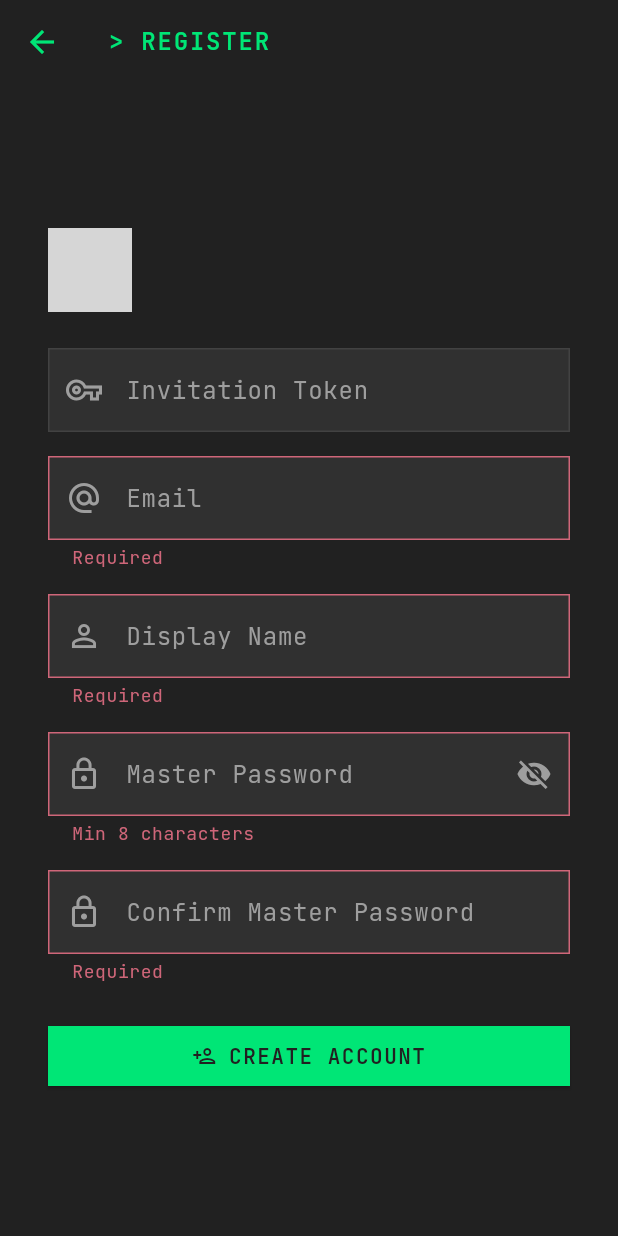
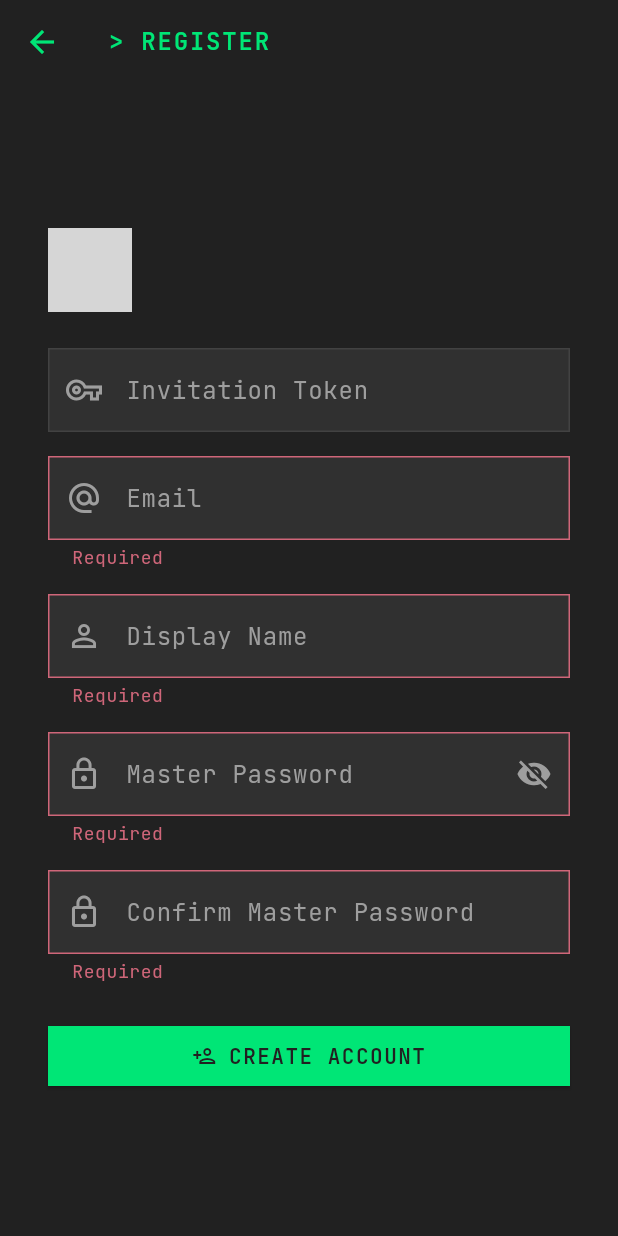
Before and after one commit to Gerry3010/passbubble, a Flutter app: the RegisterScreen screen opened by its route, after a tap on "CREATE ACCOUNT", on a phone screen of 412 x 824 dp. Run offline on Flutter 3.47's test engine with Material 3 defaults, Android fonts, the phone set to English and light mode, and no system bars; our stand-ins replace dio, file_picker, flutter_riverpod, flutter_secure_storage, flutter_svg, go_router and 3 more; missing offline and left inert: cryptography, otp; accounts and stored records are empty; project files that could hold a hidden picture were left out; grey boxes are pictures that could not be loaded.

Commit message:
feat: password strength bar + validation on register form; fix release CI
- Register: live strength bar (3-segment, animated) + per-rule checklist
  enforces min 12 chars, ≥1 digit, ≥1 special char via _validatePassword
- fix(ci): download-artifact now filters pattern {cli-*,flutter-*} so the
  internal *.dockerbuild GHA cache artifact no longer breaks the release job
- ci: pub-cache step added to ci.yml + all release build jobs; Go module
  cache-dependency-path added to release test job; Linux build uses
  awalsh128/cache-apt-pkgs-action for faster apt installs

Co-Authored-By: Claude Sonnet 4.6 <noreply@anthropic.com>

```diff
--- a/flutter_app/lib/features/auth/register_screen.dart
+++ b/flutter_app/lib/features/auth/register_screen.dart
@@ -41,6 +41,15 @@ class _RegisterScreenState extends ConsumerState<RegisterScreen> {
   bool _obscure = true;
   String? _error;
 
+  static final _specialCharsRe =
+      RegExp(r"""[!@#$%^&*(),.?":{}|<>\-_=+\[\]\\;'`~/]""");
+
+  @override
+  void initState() {
+    super.initState();
+    _passCtrl.addListener(() => setState(() {}));
+  }
+
   @override
   void dispose() {
     _emailCtrl.dispose();
@@ -76,6 +85,81 @@ class _RegisterScreenState extends ConsumerState<RegisterScreen> {
       if (mounted) setState(() => _loading = false);
     }
   }
+
+  String? _validatePassword(String? v) {
+    if (v == null || v.isEmpty) return 'Required';
+    if (v.length < 12) return 'Min. 12 Zeichen erforderlich';
+    if (!RegExp(r'\d').hasMatch(v)) return 'Min. 1 Zahl erforderlich';
+    if (!_specialCharsRe.hasMatch(v)) return 'Min. 1 Sonderzeichen erforderlich';
+    return null;
+  }
+
+  int get _passwordStrength {
+    final v = _passCtrl.text;
+    int s = 0;
+    if (v.length >= 12) s++;
+    if (RegExp(r'\d').hasMatch(v)) s++;
+    if (_specialCharsRe.hasMatch(v)) s++;
+    return s;
+  }
+
+  Widget _buildStrengthBar() {
+    final pw = _passCtrl.text;
+    if (pw.isEmpty) return const SizedBox.shrink();
+
+    final s = _passwordStrength;
+    const colors = [Colors.red, Colors.orange, Colors.yellow, Colors.green];
+
+    return Padding(
+      padding: const EdgeInsets.only(top: 6, bottom: 4),
+      child: Column(
+        crossAxisAlignment: CrossAxisAlignment.start,
+        children: [
+          Row(
+            children: List.generate(
+              3,
+              (i) => Expanded(
+                child: AnimatedContainer(
+                  duration: const Duration(milliseconds: 200),
+                  height: 4,
+                  margin: EdgeInsets.only(right: i < 2 ? 4 : 0),
+                  decoration: BoxDecoration(
+                    color: i < s ? colors[s] : Colors.white12,
+                    borderRadius: BorderRadius.circular(2),
+                  ),
+                ),
+              ),
+            ),
+          ),
+          const SizedBox(height: 6),
+          _rule('Min. 12 Zeichen', pw.length >= 12),
+          _rule('Min. 1 Zahl', RegExp(r'\d').hasMatch(pw)),
+          _rule('Min. 1 Sonderzeichen', _specialCharsRe.hasMatch(pw)),
+        ],
+      ),
+    );
+  }
+
+  Widget _rule(String label, bool ok) => Padding(
+        padding: const EdgeInsets.only(bottom: 2),
+        child: Row(
+          children: [
+            Icon(
+              ok ? Icons.check_circle : Icons.radio_button_unchecked,
+              size: 14,
+              color: ok ? Colors.green : AppTheme.onBgDim,
+            ),
+            const SizedBox(width: 6),
+            Text(
+              label,
+              style: TextStyle(
+                fontSize: 12,
+                color: ok ? Colors.green : AppTheme.onBgDim,
+              ),
+            ),
+          ],
+        ),
+      );
 
   @override
   Widget build(BuildContext context) {
@@ -133,9 +217,9 @@ class _RegisterScreenState extends ConsumerState<RegisterScreen> {
                       ),
                       onPressed: () => setState(() => _obscure = !_obscure),
                     ),
-                    validator: (v) =>
-                        v!.length < 8 ? 'Min 8 characters' : null,
+                    validator: _validatePassword,
                   ),
+                  _buildStrengthBar(),
                   const SizedBox(height: 16),
                   PbTextField(
                     label: 'Confirm Master Password',
```
Also changed, not shown: 3 other files.
